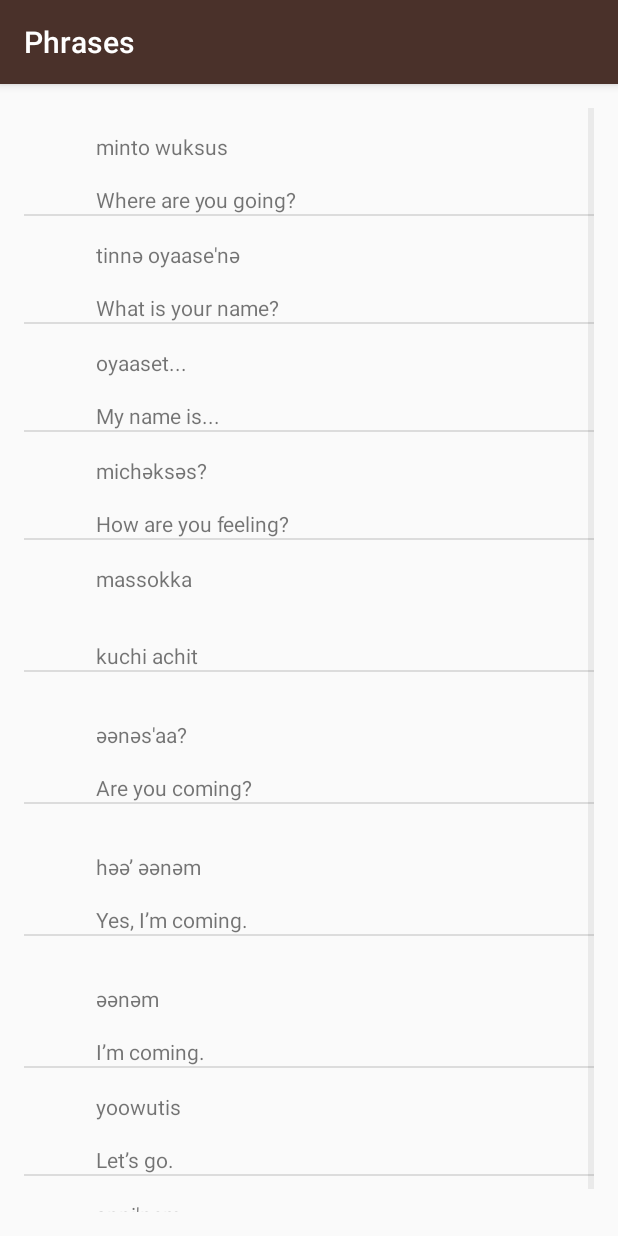
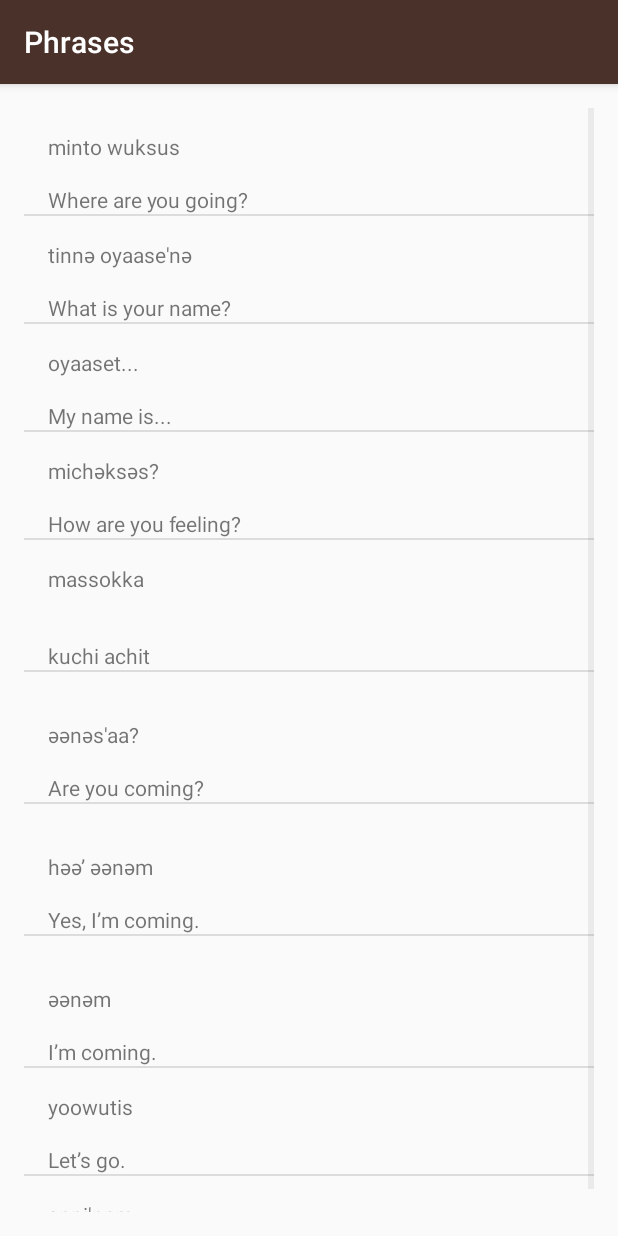
Before and after one commit to istewart13/miwok, an Android app: the PhrasesActivity screen opened directly, with no data from a screen before it, on a phone screen of 412 x 824 dp. Run offline under Robolectric (Android 15) with nearby library versions, the phone set to English and light mode, and no system bars.

Commit message:
Hide ImageView if no image resource was set

```diff
--- a/app/src/main/java/com/example/android/miwok/WordAdapter.java
+++ b/app/src/main/java/com/example/android/miwok/WordAdapter.java
@@ -43,6 +43,10 @@ public class WordAdapter extends ArrayAdapter<Word> {
         ImageView translationImageView = (ImageView) listItemView.findViewById(R.id.image);
         translationImageView.setImageResource(currentWord.getImageResourceID());
 
+        if (currentWord.getImageResourceID() == 0) {
+            translationImageView.setVisibility(View.GONE);
+        }
+
         return listItemView;
     }
 }
```
